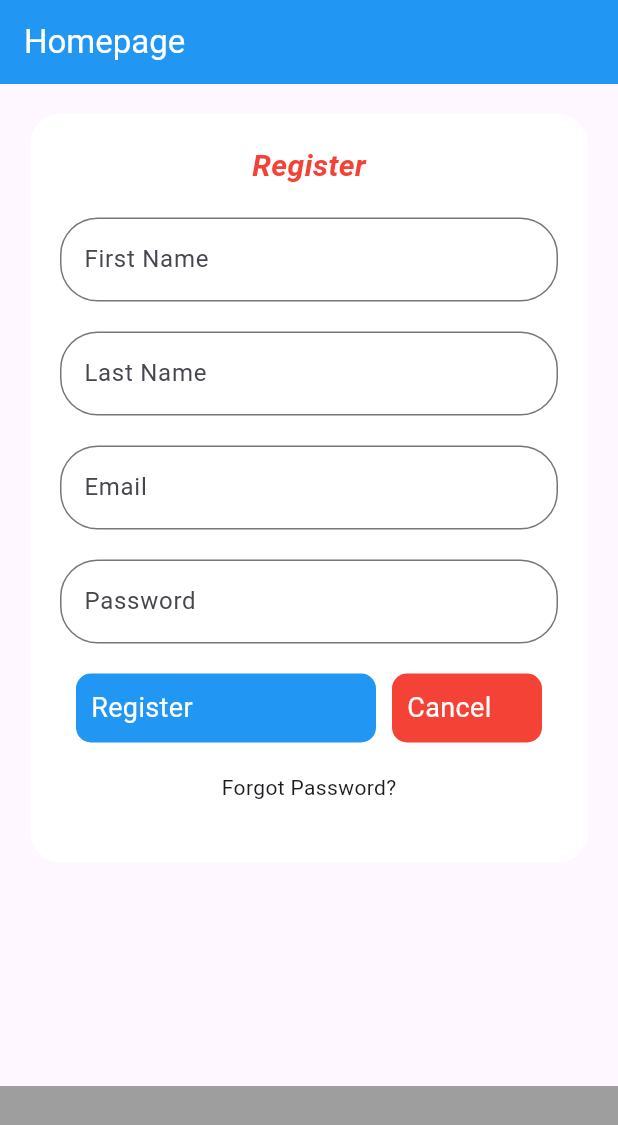
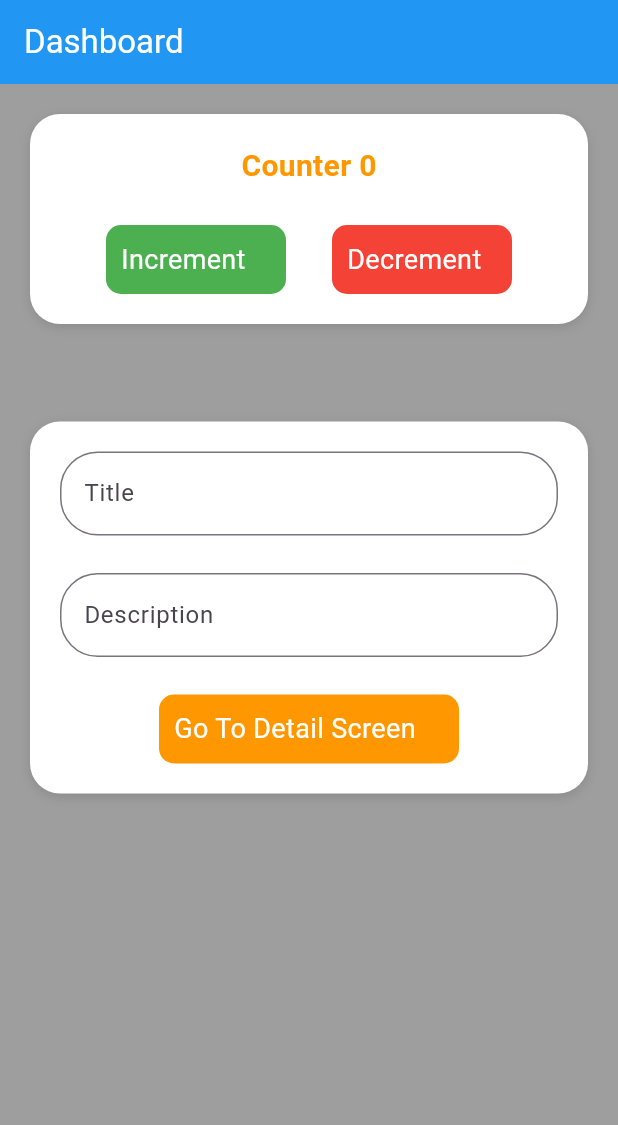
Before and after one commit to kuntec/demo_batch2, a Flutter app: the screen it shows after launch, on a phone screen of 412 x 824 dp. Shown: the top 1125 px of the screen. Run offline on Flutter 3.47's test engine with Material 3 defaults, Android fonts, the phone set to English and light mode, and no system bars.

Commit message:
second commit

```diff
--- a/lib/components/my_custom_button.dart
+++ b/lib/components/my_custom_button.dart
@@ -13,7 +13,7 @@ class MyCustomButton extends StatelessWidget {
       required this.backgroundColor,
       required this.textColor,
       required this.onClick,
-      this.width = 100});
+      this.width = 120});
 
   @override
   Widget build(BuildContext context) {
--- a/lib/constant/constants.dart
+++ b/lib/constant/constants.dart
@@ -10,3 +10,15 @@ var myInputDecoration = InputDecoration(
     borderRadius: BorderRadius.circular(kMarginLarge),
   ),
 );
+
+var cardDecoration = BoxDecoration(
+  color: Colors.white,
+  borderRadius: BorderRadius.circular(20),
+  boxShadow: [
+    BoxShadow(
+      color: Colors.black12,
+      offset: Offset(0, 2),
+      blurRadius: 6.0,
+    ),
+  ],
+);
--- a/lib/main.dart
+++ b/lib/main.dart
@@ -1,4 +1,5 @@
 import 'package:demo_batch2/homepage.dart';
+import 'package:demo_batch2/screens/dashboard_screen.dart';
 import 'package:flutter/material.dart';
 
 void main() {
@@ -13,7 +14,7 @@ class MyApp extends StatelessWidget {
   Widget build(BuildContext context) {
     return MaterialApp(
       debugShowCheckedModeBanner: false,
-      home: Homepage(),
+      home: DashboardScreen(),
     );
   }
 }
--- /dev/null
+++ b/lib/screens/dashboard_screen.dart
@@ -0,0 +1,137 @@
+import 'package:demo_batch2/components/my_custom_button.dart';
+import 'package:demo_batch2/constant/constants.dart';
+import 'package:demo_batch2/screens/detail_screen.dart';
+import 'package:flutter/material.dart';
+
+class DashboardScreen extends StatefulWidget {
+  const DashboardScreen({super.key});
+
+  @override
+  State<DashboardScreen> createState() => _DashboardScreenState();
+}
+
+class _DashboardScreenState extends State<DashboardScreen> {
+  int? _counter;
+  TextEditingController titleController = TextEditingController();
+  TextEditingController descriptionController = TextEditingController();
+
+  @override
+  void initState() {
+    // TODO: implement initState
+    super.initState();
+    _counter = 0;
+  }
+
+  @override
+  Widget build(BuildContext context) {
+    return Scaffold(
+        backgroundColor: Colors.grey,
+        appBar: AppBar(
+          backgroundColor: Colors.blue,
+          foregroundColor: Colors.white,
+          title: Text("Dashboard"),
+        ),
+        body: SingleChildScrollView(
+            child: Column(
+          mainAxisAlignment: MainAxisAlignment.center,
+          children: [
+            Container(
+              margin: EdgeInsets.all(20),
+              padding: EdgeInsets.all(20),
+              decoration: cardDecoration,
+              child: Column(
+                children: [
+                  Text(
+                    "Counter $_counter",
+                    style: TextStyle(
+                        fontSize: 20,
+                        fontWeight: FontWeight.bold,
+                        color: Colors.orange),
+                  ),
+                  SizedBox(height: kMarginLarge),
+                  Row(
+                    mainAxisAlignment: MainAxisAlignment.spaceEvenly,
+                    children: [
+                      MyCustomButton(
+                        title: "Increment",
+                        backgroundColor: Colors.green,
+                        textColor: Colors.white,
+                        onClick: () {
+                          setState(() {
+                            _counter = _counter! + 1;
+                          });
+                          print("Counter value: $_counter");
+                        },
+                      ),
+                      MyCustomButton(
+                        title: "Decrement",
+                        backgroundColor: Colors.red,
+                        textColor: Colors.white,
+                        onClick: () {
+                          setState(() {
+                            _counter = _counter! - 1;
+                          });
+                          print("Counter value: $_counter");
+                        },
+                      ),
+                    ],
+                  ),
+                ],
+              ),
+            ),
+            SizedBox(height: kMarginLarge),
+            Container(
+                margin: EdgeInsets.all(20),
+                padding: EdgeInsets.all(20),
+                decoration: cardDecoration,
+                child: Column(
+                  children: [
+                    TextField(
+                      controller: titleController,
+                      decoration: myInputDecoration.copyWith(hintText: "Title"),
+                    ),
+                    SizedBox(height: kMarginLarge),
+                    TextField(
+                      controller: descriptionController,
+                      decoration:
+                          myInputDecoration.copyWith(hintText: "Description"),
+                    ),
+                    SizedBox(height: kMarginLarge),
+                    MyCustomButton(
+                      title: "Go To Detail Screen",
+                      backgroundColor: Colors.orange,
+                      textColor: Colors.white,
+                      width: 200,
+                      onClick: () async {
+                        print("Title : ${titleController.text}");
+                        print("Description : ${descriptionController.text}");
+                        var result = await Navigator.push(
+                          context,
+                          MaterialPageRoute(
+                            builder: (context) => DetailScreen(
+                              title: titleController.text,
+                              description: descriptionController.text,
+                            ),
+                          ),
+                        );
+                        print("Result = $result");
+                        if (result) {
+                          reset();
+                        }
+                        //reset();
+                      },
+                    ),
+                  ],
+                )),
+          ],
+        )));
+  }
+
+  void reset() {
+    setState(() {
+      _counter = 0;
+    });
+    titleController.text = "";
+    descriptionController.text = "";
+  }
+}
```
Also changed, not shown: lib/screens/detail_screen.dart (added, +68 -0 lines).
